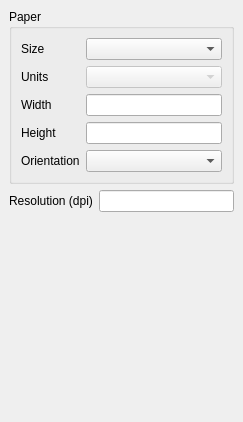
stopa85/Quantum-GIS, file src/ui/qgscompositionwidgetbase.ui: the form before one commit.
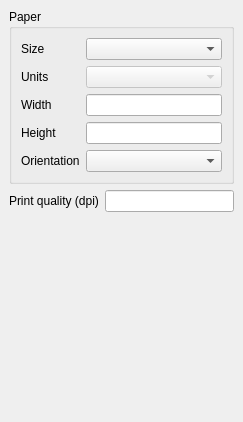
The form after the commit.

Commit message: Let the user specify printout resolution. But now, the next thing to fix is the scaling of the fonts in composer legend and composer label

Diff of the .ui file:
```diff
--- a/src/ui/qgscompositionwidgetbase.ui
+++ b/src/ui/qgscompositionwidgetbase.ui
@@ -214,7 +214,7 @@
       </sizepolicy>
      </property>
      <property name="text" >
-      <string>Resolution (dpi)</string>
+      <string>Print quality (dpi)</string>
      </property>
      <property name="buddy" >
       <cstring>mResolutionLineEdit</cstring>
```
Left out of the diff: 2 changed lines with no effect on the pictures. The commit also changes 6 other files.
